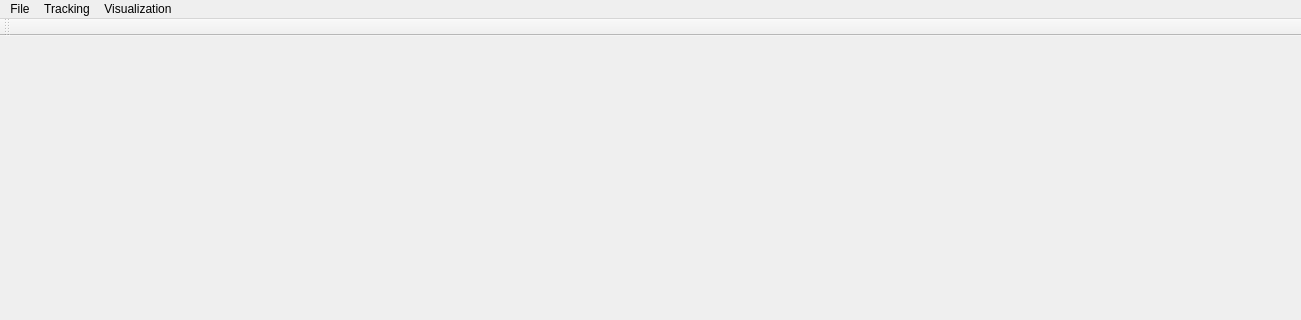
Above: resource/main_window.ui from fanxiaochen/BloomingFlowers before the change; both pictures show x 0 to 1301 and y 0 to 320 of the 1301 by 739 pixel window. Below: the same form after it.
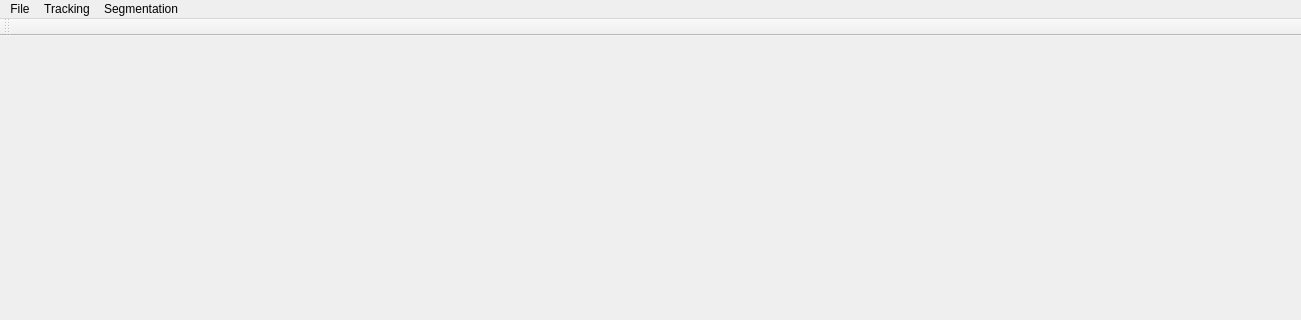
That is the form after the change.

What changed in the file:
```diff
--- a/resource/main_window.ui
+++ b/resource/main_window.ui
@@ -56,7 +56,7 @@
    </widget>
    <widget class="QMenu" name="menuVisualization">
     <property name="title">
-     <string>Visualization</string>
+     <string>Segmentation</string>
     </property>
    </widget>
    <addaction name="menuFile"/>
```
Left out of the diff: 6 changed lines with no effect on the pictures.
